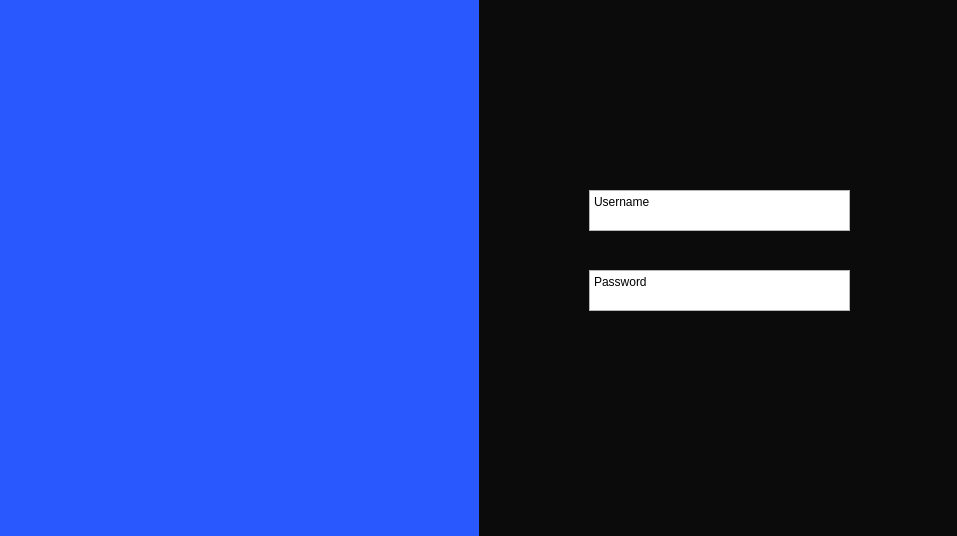
Before: the Qt Designer form gui/ui/login_window.ui in Mrosa99/PlanAndPlate, drawn with Qt 5.
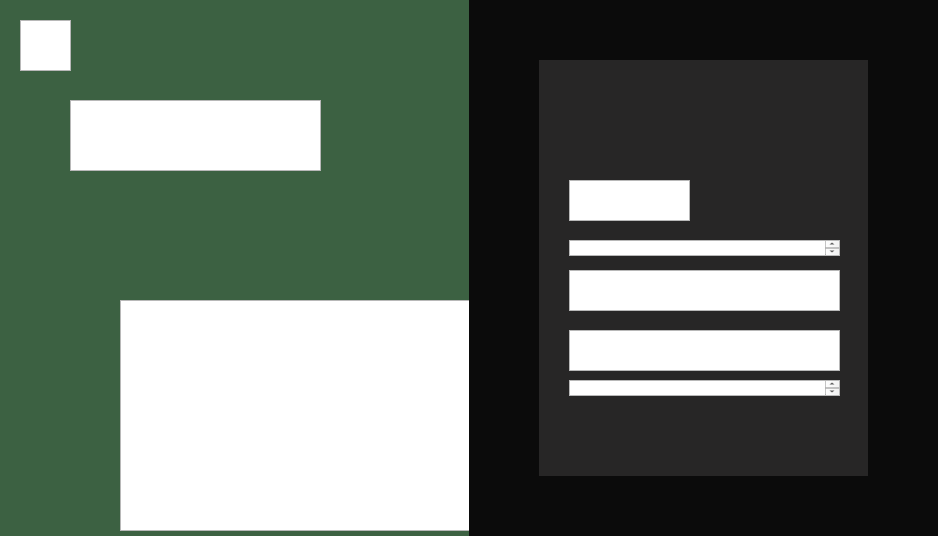
After: the same form once the commit is applied.

```diff
--- a/gui/ui/login_window.ui
+++ b/gui/ui/login_window.ui
@@ -6,7 +6,7 @@
    <rect>
     <x>0</x>
     <y>0</y>
-    <width>957</width>
+    <width>938</width>
     <height>536</height>
    </rect>
   </property>
@@ -19,9 +19,11 @@
 	background-color: #0b0b0b;
 }
 #left_menu{
-	background-color: #2958fe
+	background-color: #3c6142
 }
-</string>
+#login_container{
+	background-color:#272626
+}</string>
    </property>
    <layout class="QHBoxLayout" name="horizontalLayout">
     <property name="spacing">
@@ -40,50 +42,109 @@
      <number>0</number>
     </property>
     <item>
-     <widget class="QWidget" name="left_menu" native="true"/>
+     <widget class="QWidget" name="left_menu" native="true">
+      <widget class="QTextEdit" name="textEdit_6">
+       <property name="geometry">
+        <rect>
+         <x>20</x>
+         <y>20</y>
+         <width>51</width>
+         <height>51</height>
+        </rect>
+       </property>
+      </widget>
+      <widget class="QTextEdit" name="textEdit_7">
+       <property name="geometry">
+        <rect>
+         <x>70</x>
+         <y>100</y>
+         <width>251</width>
+         <height>71</height>
+        </rect>
+       </property>
+      </widget>
+      <widget class="QTextEdit" name="textEdit_8">
+       <property name="geometry">
+        <rect>
+         <x>120</x>
+         <y>300</y>
+         <width>351</width>
+         <height>231</height>
+        </rect>
+       </property>
+      </widget>
+     </widget>
     </item>
     <item>
      <widget class="QWidget" name="main_body" native="true">
-      <widget class="QTextEdit" name="textEdit">
-       <property name="geometry">
-        <rect>
-         <x>110</x>
-         <y>190</y>
-         <width>261</width>
-         <height>41</height>
-        </rect>
+      <layout class="QGridLayout" name="gridLayout">
+       <property name="leftMargin">
+        <number>70</number>
        </property>
-       <property name="html">
-        <string>&lt;!DOCTYPE HTML PUBLIC &quot;-//W3C//DTD HTML 4.0//EN&quot; &quot;http://www.w3.org/TR/REC-html40/strict.dtd&quot;&gt;
-&lt;html&gt;&lt;head&gt;&lt;meta name=&quot;qrichtext&quot; content=&quot;1&quot; /&gt;&lt;meta charset=&quot;utf-8&quot; /&gt;&lt;style type=&quot;text/css&quot;&gt;
-p, li { white-space: pre-wrap; }
-hr { height: 1px; border-width: 0; }
-li.unchecked::marker { content: &quot;\2610&quot;; }
-li.checked::marker { content: &quot;\2612&quot;; }
-&lt;/style&gt;&lt;/head&gt;&lt;body style=&quot; font-family:'Segoe UI'; font-size:9pt; font-weight:400; font-style:normal;&quot;&gt;
-&lt;p style=&quot; margin-top:0px; margin-bottom:0px; margin-left:0px; margin-right:0px; -qt-block-indent:0; text-indent:0px;&quot;&gt;Username&lt;/p&gt;&lt;/body&gt;&lt;/html&gt;</string>
+       <property name="topMargin">
+        <number>60</number>
        </property>
-      </widget>
-      <widget class="QTextEdit" name="textEdit_2">
-       <property name="geometry">
-        <rect>
-         <x>110</x>
-         <y>270</y>
-         <width>261</width>
-         <height>41</height>
-        </rect>
+       <property name="rightMargin">
+        <number>70</number>
        </property>
-       <property name="html">
-        <string>&lt;!DOCTYPE HTML PUBLIC &quot;-//W3C//DTD HTML 4.0//EN&quot; &quot;http://www.w3.org/TR/REC-html40/strict.dtd&quot;&gt;
-&lt;html&gt;&lt;head&gt;&lt;meta name=&quot;qrichtext&quot; content=&quot;1&quot; /&gt;&lt;meta charset=&quot;utf-8&quot; /&gt;&lt;style type=&quot;text/css&quot;&gt;
-p, li { white-space: pre-wrap; }
-hr { height: 1px; border-width: 0; }
-li.unchecked::marker { content: &quot;\2610&quot;; }
-li.checked::marker { content: &quot;\2612&quot;; }
-&lt;/style&gt;&lt;/head&gt;&lt;body style=&quot; font-family:'Segoe UI'; font-size:9pt; font-weight:400; font-style:normal;&quot;&gt;
-&lt;p style=&quot; margin-top:0px; margin-bottom:0px; margin-left:0px; margin-right:0px; -qt-block-indent:0; text-indent:0px;&quot;&gt;Password&lt;/p&gt;&lt;/body&gt;&lt;/html&gt;</string>
+       <property name="bottomMargin">
+        <number>60</number>
        </property>
-      </widget>
+       <item row="0" column="0">
+        <widget class="QWidget" name="login_container" native="true">
+         <widget class="QTextEdit" name="textEdit">
+          <property name="geometry">
+           <rect>
+            <x>30</x>
+            <y>210</y>
+            <width>271</width>
+            <height>41</height>
+           </rect>
+          </property>
+         </widget>
+         <widget class="QTextEdit" name="textEdit_2">
+          <property name="geometry">
+           <rect>
+            <x>30</x>
+            <y>270</y>
+            <width>271</width>
+            <height>41</height>
+           </rect>
+          </property>
+         </widget>
+         <widget class="QTextEdit" name="textEdit_3">
+          <property name="geometry">
+           <rect>
+            <x>30</x>
+            <y>120</y>
+            <width>121</width>
+            <height>41</height>
+           </rect>
+          </property>
+         </widget>
+         <widget class="QTextEdit" name="textEdit_4">
+          <property name="geometry">
+           <rect>
+            <x>30</x>
+            <y>320</y>
+            <width>271</width>
+            <height>16</height>
+           </rect>
+          </property>
+         </widget>
+         <widget class="QTextEdit" name="textEdit_5">
+          <property name="geometry">
+           <rect>
+            <x>30</x>
+            <y>180</y>
+            <width>271</width>
+            <height>16</height>
+           </rect>
+          </property>
+         </widget>
+        </widget>
+       </item>
+      </layout>
      </widget>
     </item>
    </layout>
```
